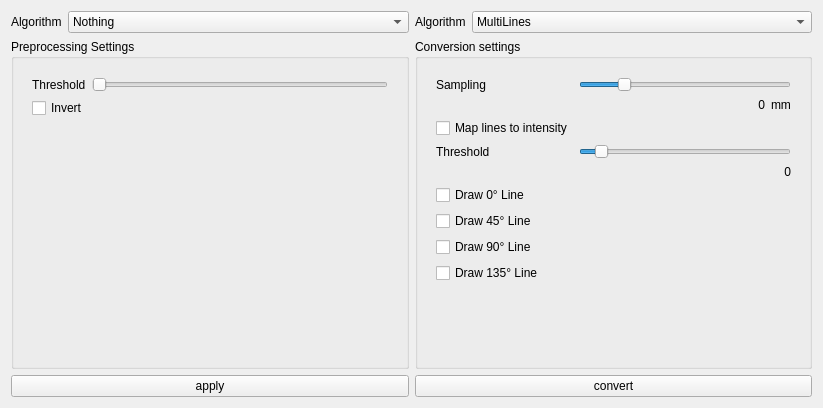
Old version of the form PC/VPlotter/convertform.ui in the repository rottaca/VPlotter.
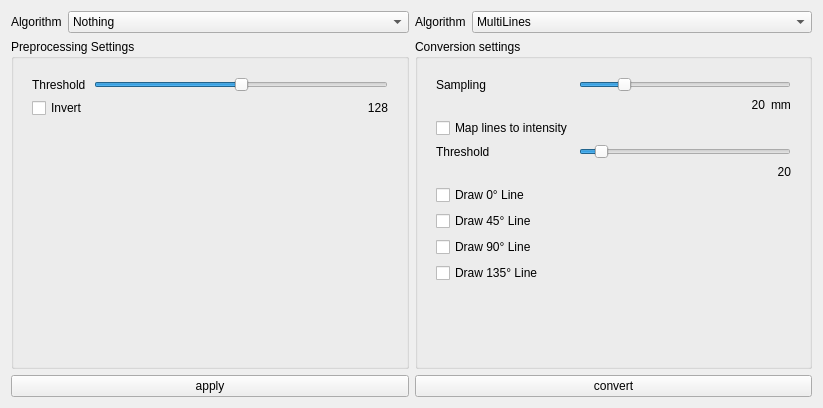
New version of the form. The open tabs and pages were chosen to show the change.

Diff of the .ui file:
```diff
--- a/PC/VPlotter/convertform.ui
+++ b/PC/VPlotter/convertform.ui
@@ -119,12 +119,25 @@
               <property name="maximum">
                <number>255</number>
               </property>
+              <property name="value">
+               <number>128</number>
+              </property>
               <property name="orientation">
                <enum>Qt::Horizontal</enum>
               </property>
              </widget>
             </item>
-            <item row="1" column="0" colspan="2">
+            <item row="1" column="1">
+             <widget class="QLabel" name="label_20">
+              <property name="text">
+               <string>128</string>
+              </property>
+              <property name="alignment">
+               <set>Qt::AlignRight|Qt::AlignTrailing|Qt::AlignVCenter</set>
+              </property>
+             </widget>
+            </item>
+            <item row="1" column="0">
              <widget class="QCheckBox" name="cb_binarize_invert">
               <property name="text">
                <string>Invert</string>
@@ -342,7 +355,7 @@
               <item>
                <widget class="QLabel" name="label_12">
                 <property name="text">
-                 <string>0</string>
+                 <string>20</string>
                 </property>
                 <property name="alignment">
                  <set>Qt::AlignRight|Qt::AlignTrailing|Qt::AlignVCenter</set>
@@ -390,7 +403,7 @@
             <item row="6" column="1">
              <widget class="QLabel" name="label_14">
               <property name="text">
-               <string>0</string>
+               <string>20</string>
               </property>
               <property name="alignment">
                <set>Qt::AlignRight|Qt::AlignTrailing|Qt::AlignVCenter</set>
```
Left out of the diff: 137 changed lines with no effect on the pictures.
